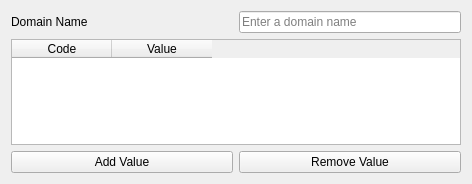
Old version of the form CustomWidgets/CustomDbManagementWidgets/newDomainWidget.ui in the repository dsgoficial/DsgTools.
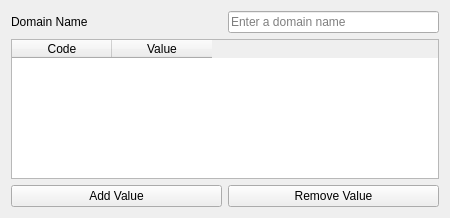
New version of the form. Icons and pictures are not drawn.

Diff of the .ui file:
```diff
--- a/CustomWidgets/CustomDbManagementWidgets/newDomainWidget.ui
+++ b/CustomWidgets/CustomDbManagementWidgets/newDomainWidget.ui
@@ -6,8 +6,8 @@
    <rect>
     <x>0</x>
     <y>0</y>
-    <width>472</width>
-    <height>184</height>
+    <width>450</width>
+    <height>203</height>
    </rect>
   </property>
   <property name="windowTitle">
@@ -42,6 +42,18 @@
    </item>
    <item row="1" column="0" colspan="2">
     <widget class="QTableWidget" name="tableWidget">
+     <property name="sizePolicy">
+      <sizepolicy hsizetype="Expanding" vsizetype="MinimumExpanding">
+       <horstretch>0</horstretch>
+       <verstretch>0</verstretch>
+      </sizepolicy>
+     </property>
+     <property name="minimumSize">
+      <size>
+       <width>0</width>
+       <height>140</height>
+      </size>
+     </property>
      <column>
       <property name="text">
        <string>Code</string>
```
